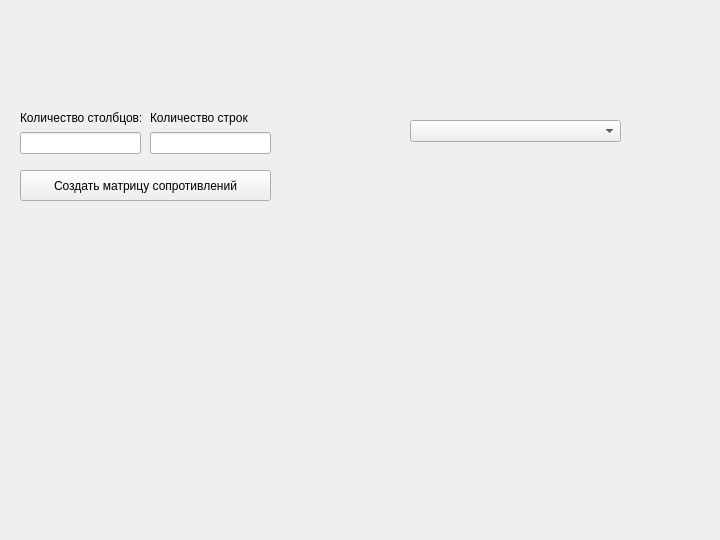
Before: the Qt Designer form mainwindow.ui in Sonanted/ooplab1, drawn with Qt 5.
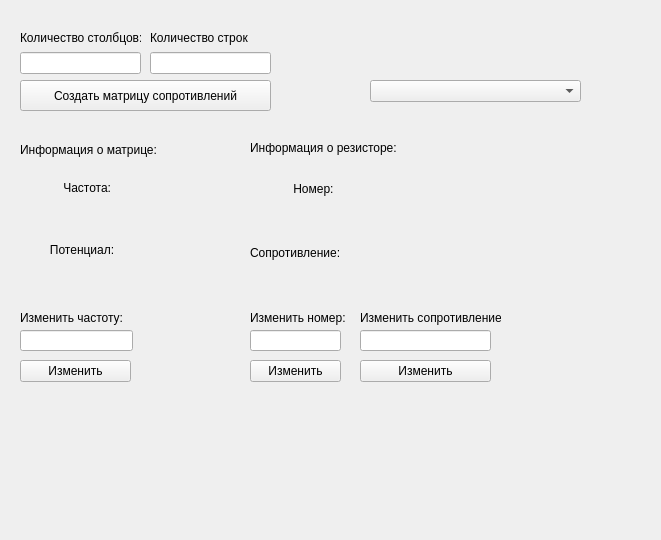
After: the same form once the commit is applied.

```diff
--- a/mainwindow.ui
+++ b/mainwindow.ui
@@ -6,7 +6,7 @@
    <rect>
     <x>0</x>
     <y>0</y>
-    <width>720</width>
+    <width>661</width>
     <height>540</height>
    </rect>
   </property>
@@ -17,7 +17,7 @@
    <property name="geometry">
     <rect>
      <x>20</x>
-     <y>170</y>
+     <y>80</y>
      <width>251</width>
      <height>31</height>
     </rect>
@@ -29,18 +29,18 @@
   <widget class="QComboBox" name="comboBox">
    <property name="geometry">
     <rect>
-     <x>410</x>
-     <y>120</y>
+     <x>370</x>
+     <y>80</y>
      <width>211</width>
      <height>22</height>
     </rect>
    </property>
   </widget>
-  <widget class="QWidget" name="">
+  <widget class="QWidget" name="layoutWidget">
    <property name="geometry">
     <rect>
      <x>150</x>
-     <y>110</y>
+     <y>30</y>
      <width>121</width>
      <height>44</height>
     </rect>
@@ -58,11 +58,11 @@
     </item>
    </layout>
   </widget>
-  <widget class="QWidget" name="">
+  <widget class="QWidget" name="layoutWidget">
    <property name="geometry">
     <rect>
      <x>20</x>
-     <y>110</y>
+     <y>30</y>
      <width>121</width>
      <height>44</height>
     </rect>
@@ -80,6 +80,251 @@
     </item>
    </layout>
   </widget>
+  <widget class="QLineEdit" name="lineEdit_changechastota">
+   <property name="geometry">
+    <rect>
+     <x>20</x>
+     <y>330</y>
+     <width>113</width>
+     <height>21</height>
+    </rect>
+   </property>
+  </widget>
+  <widget class="QLabel" name="label_2">
+   <property name="geometry">
+    <rect>
+     <x>20</x>
+     <y>140</y>
+     <width>171</width>
+     <height>20</height>
+    </rect>
+   </property>
+   <property name="text">
+    <string>Информация о матрице:</string>
+   </property>
+  </widget>
+  <widget class="QPushButton" name="pushButton_changechastota">
+   <property name="geometry">
+    <rect>
+     <x>20</x>
+     <y>360</y>
+     <width>111</width>
+     <height>22</height>
+    </rect>
+   </property>
+   <property name="text">
+    <string>Изменить</string>
+   </property>
+  </widget>
+  <widget class="QLabel" name="label_4">
+   <property name="geometry">
+    <rect>
+     <x>20</x>
+     <y>310</y>
+     <width>191</width>
+     <height>16</height>
+    </rect>
+   </property>
+   <property name="text">
+    <string>Изменить частоту:</string>
+   </property>
+  </widget>
+  <widget class="QLabel" name="label_5">
+   <property name="geometry">
+    <rect>
+     <x>250</x>
+     <y>140</y>
+     <width>171</width>
+     <height>16</height>
+    </rect>
+   </property>
+   <property name="text">
+    <string>Информация о резисторе:</string>
+   </property>
+  </widget>
+  <widget class="QLabel" name="label_10">
+   <property name="geometry">
+    <rect>
+     <x>250</x>
+     <y>310</y>
+     <width>101</width>
+     <height>16</height>
+    </rect>
+   </property>
+   <property name="text">
+    <string>Изменить номер:</string>
+   </property>
+  </widget>
+  <widget class="QLineEdit" name="lineEdit_changenumber">
+   <property name="geometry">
+    <rect>
+     <x>250</x>
+     <y>330</y>
+     <width>91</width>
+     <height>21</height>
+    </rect>
+   </property>
+  </widget>
+  <widget class="QLabel" name="label_11">
+   <property name="geometry">
+    <rect>
+     <x>360</x>
+     <y>310</y>
+     <width>141</width>
+     <height>16</height>
+    </rect>
+   </property>
+   <property name="text">
+    <string>Изменить сопротивление:</string>
+   </property>
+  </widget>
+  <widget class="QLineEdit" name="lineEdit_changeresist">
+   <property name="geometry">
+    <rect>
+     <x>360</x>
+     <y>330</y>
+     <width>131</width>
+     <height>21</height>
+    </rect>
+   </property>
+  </widget>
+  <widget class="QPushButton" name="pushButton_changenumber">
+   <property name="geometry">
+    <rect>
+     <x>250</x>
+     <y>360</y>
+     <width>91</width>
+     <height>22</height>
+    </rect>
+   </property>
+   <property name="text">
+    <string>Изменить</string>
+   </property>
+  </widget>
+  <widget class="QPushButton" name="pushButton_changeresist">
+   <property name="geometry">
+    <rect>
+     <x>360</x>
+     <y>360</y>
+     <width>131</width>
+     <height>22</height>
+    </rect>
+   </property>
+   <property name="text">
+    <string>Изменить</string>
+   </property>
+  </widget>
+  <widget class="QWidget" name="">
+   <property name="geometry">
+    <rect>
+     <x>20</x>
+     <y>160</y>
+     <width>211</width>
+     <height>118</height>
+    </rect>
+   </property>
+   <layout class="QVBoxLayout" name="verticalLayout_3">
+    <item>
+     <layout class="QHBoxLayout" name="horizontalLayout">
+      <item>
+       <widget class="QLabel" name="label">
+        <property name="text">
+         <string>             Частота:</string>
+        </property>
+       </widget>
+      </item>
+      <item>
+       <widget class="QLabel" name="label_chastota">
+        <property name="autoFillBackground">
+         <bool>false</bool>
+        </property>
+        <property name="text">
+         <string/>
+        </property>
+       </widget>
+      </item>
+     </layout>
+    </item>
+    <item>
+     <layout class="QHBoxLayout" name="horizontalLayout_3">
+      <item>
+       <widget class="QLabel" name="label_3">
+        <property name="text">
+         <string>         Потенциал:</string>
+        </property>
+       </widget>
+      </item>
+      <item>
+       <widget class="QLabel" name="label_potential">
+        <property name="text">
+         <string/>
+        </property>
+       </widget>
+      </item>
+     </layout>
+    </item>
+   </layout>
+  </widget>
+  <widget class="QWidget" name="">
+   <property name="geometry">
+    <rect>
+     <x>250</x>
+     <y>160</y>
+     <width>191</width>
+     <height>121</height>
+    </rect>
+   </property>
+   <layout class="QVBoxLayout" name="verticalLayout_4">
+    <item>
+     <layout class="QHBoxLayout" name="horizontalLayout_2">
+      <item>
+       <widget class="QLabel" name="label_6">
+        <property name="text">
+         <string>             Номер:</string>
+        </property>
+       </widget>
+      </item>
+      <item>
+       <widget class="QLabel" name="label_r_number">
+        <property name="text">
+         <string/>
+        </property>
+       </widget>
+      </item>
+     </layout>
+    </item>
+    <item>
+     <layout class="QHBoxLayout" name="horizontalLayout_4">
+      <item>
+       <widget class="QLabel" name="label_7">
+        <property name="layoutDirection">
+         <enum>Qt::LeftToRight</enum>
+        </property>
+        <property name="autoFillBackground">
+         <bool>false</bool>
+        </property>
+        <property name="text">
+         <string>Сопротивление:</string>
+        </property>
+       </widget>
+      </item>
+      <item>
+       <widget class="QLabel" name="label_r_resist">
+        <property name="layoutDirection">
+         <enum>Qt::RightToLeft</enum>
+        </property>
+        <property name="styleSheet">
+         <string notr="true"/>
+        </property>
+        <property name="text">
+         <string/>
+        </property>
+       </widget>
+      </item>
+     </layout>
+    </item>
+   </layout>
+  </widget>
  </widget>
  <resources/>
  <connections/>
```
Left out of the diff: 2 changed lines with no effect on the pictures.
